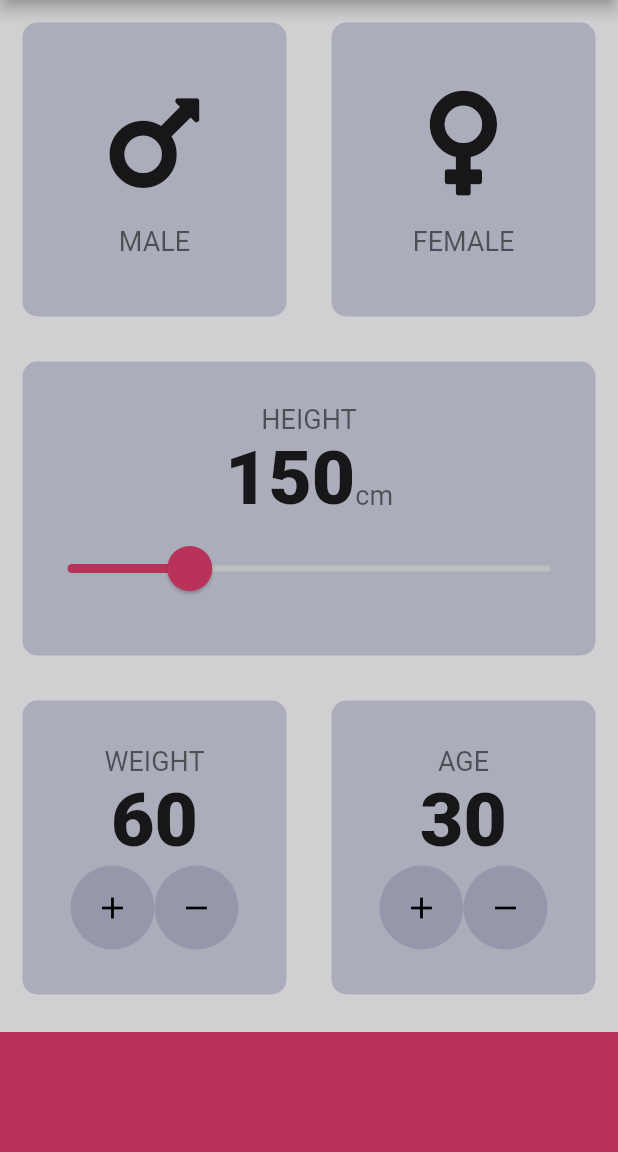
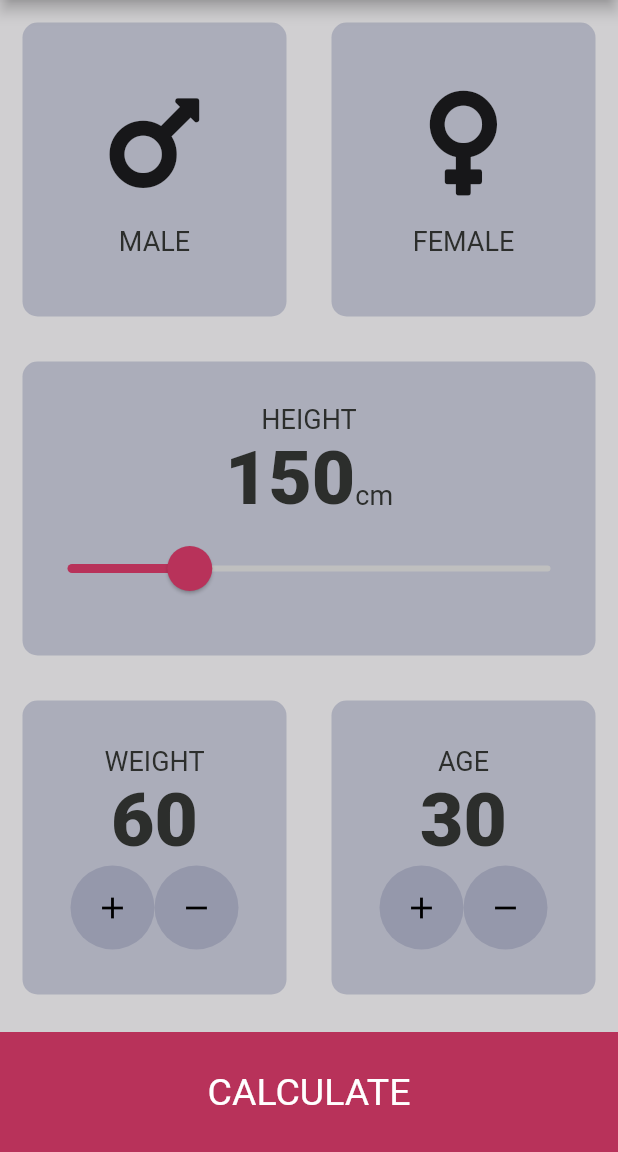
Before and after one commit to tiffany-philippi/bmi_calculator_flutter_project, a Flutter app: the screen it shows after launch, on a phone screen of 412 x 824 dp, the part 84-1236 px from its top. Run offline on Flutter 3.47's test engine with Material 2 defaults, Android fonts, the phone set to English and light mode, and no system bars; our stand-ins replace font_awesome_flutter.

```diff
--- /dev/null
+++ b/lib/components/bottom_button.dart
@@ -0,0 +1,29 @@
+import 'package:bmi_calculator_flutter_project/screens/result_page.dart';
+import 'package:flutter/material.dart';
+import '../variables/constants.dart';
+
+class BottomButton extends StatelessWidget {
+  BottomButton({required this.text});
+
+  final String text;
+
+  @override
+  Widget build(BuildContext context) {
+    return GestureDetector(
+      child: Container(
+        margin: const EdgeInsets.only(
+          top: kBorderRadiusCard,
+        ),
+        width: double.infinity,
+        height: kLargeSize,
+        color: kAccentColour,
+        child: Center(
+          child: Text(
+            text,
+            style: kTextLargeButtonStyle,
+          ),
+        ),
+      ),
+    );
+  }
+}
--- a/lib/icon_content.dart
+++ b/lib/components/icon_content.dart
@@ -1,5 +1,5 @@
 import 'package:flutter/material.dart';
-import 'constants.dart';
+import '../variables/constants.dart';
 
 class IconContent extends StatelessWidget {
   IconContent({required this.iconWidget, required this.textString});
@@ -12,7 +12,7 @@ class IconContent extends StatelessWidget {
     return Column(
       mainAxisAlignment: MainAxisAlignment.center,
       children: <Widget>[
-        Icon(iconWidget, size: kSizeIcon),
+        Icon(iconWidget, size: kLargeSize),
         const SizedBox(
           height: kSpaceBetween,
         ),
--- a/lib/reusable_card.dart
+++ b/lib/components/reusable_card.dart
@@ -1,5 +1,5 @@
 import 'package:flutter/material.dart';
-import 'constants.dart';
+import '../variables/constants.dart';
 
 class ReusableCard extends StatelessWidget {
   ReusableCard(
--- a/lib/round_icon_button.dart
+++ b/lib/components/round_icon_button.dart
@@ -1,5 +1,5 @@
 import 'package:flutter/material.dart';
-import 'constants.dart';
+import '../variables/constants.dart';
 
 class RoundIconButton extends StatelessWidget {
   RoundIconButton({required this.icon, required this.changeValue});
--- a/lib/constants.dart
+++ /dev/null
@@ -1,16 +0,0 @@
-import 'package:flutter/material.dart';
-
-const kBorderRadiusCard = 10.0;
-const kSizeIcon = 80.0;
-const kSpaceBetween = 15.0;
-
-const Color kSecondaryColour = Color(0XFFabadba);
-const Color kSecondaryColourTransparency = Color(0XFF9598ab);
-const Color kAccentColour = Color(0XFFb8325a);
-const Color kAccentColourTransparency = Color(0x29EB1555);
-const Color kActiveButtonColour = Color(0XFF9799a6);
-const Color kGreyColour400 = Color(0XFFbfbfbf);
-
-const kTextStringStyle = TextStyle(color: Colors.black54, fontSize: 18.0);
-const kTextStringLargeStyle =
-    TextStyle(fontSize: 50.0, fontWeight: FontWeight.w900);
--- a/lib/main.dart
+++ b/lib/main.dart
@@ -1,5 +1,8 @@
-import 'package:bmi_calculator_flutter_project/input_page.dart';
+import 'package:bmi_calculator_flutter_project/screens/input_page.dart';
+import 'package:bmi_calculator_flutter_project/screens/result_page.dart';
 import 'package:flutter/material.dart';
+
+import 'variables/constants.dart';
 
 void main() => runApp(const BMICalculator());
 
@@ -9,12 +12,13 @@ class BMICalculator extends StatelessWidget {
   @override
   Widget build(BuildContext context) {
     return MaterialApp(
+      home: InputPage(),
       theme: ThemeData.light().copyWith(
           scaffoldBackgroundColor: const Color(0XFFd0cfd1),
           colorScheme: ColorScheme.fromSwatch().copyWith(
+              primaryVariant: kBlack,
               secondary: const Color(0XFF564769),
               primary: const Color(0XFF564769))),
-      home: InputPage(),
     );
   }
 }
--- a/lib/input_page.dart
+++ b/lib/screens/input_page.dart
@@ -1,10 +1,13 @@
-import 'package:bmi_calculator_flutter_project/gender_enum.dart';
-import 'package:bmi_calculator_flutter_project/round_icon_button.dart';
+import 'package:bmi_calculator_flutter_project/components/bottom_button.dart';
+import 'package:bmi_calculator_flutter_project/components/calculator_brain.dart';
+import 'package:bmi_calculator_flutter_project/variables/gender_enum.dart';
+import 'package:bmi_calculator_flutter_project/screens/result_page.dart';
+import 'package:bmi_calculator_flutter_project/components/round_icon_button.dart';
 import 'package:flutter/material.dart';
 import 'package:font_awesome_flutter/font_awesome_flutter.dart';
-import 'reusable_card.dart';
-import 'icon_content.dart';
-import 'constants.dart';
+import '../components/reusable_card.dart';
+import '../components/icon_content.dart';
+import '../variables/constants.dart';
 
 Gender selectedGender = Gender.none;
 int heightValue = 150;
@@ -58,7 +61,6 @@ class _InputPageState extends State<InputPage> {
             ),
           ),
           Expanded(
-            child: Expanded(
             child: ReusableCard(
               onPress: () {},
               colour: kSecondaryColour,
@@ -92,8 +94,8 @@ class _InputPageState extends State<InputPage> {
                         overlayColor: kAccentColourTransparency,
                         thumbShape: const RoundSliderThumbShape(
                             enabledThumbRadius: 15.0),
-                          overlayShape: const RoundSliderOverlayShape(
-                              overlayRadius: 30.0)),
+                        overlayShape:
+                            const RoundSliderOverlayShape(overlayRadius: 30.0)),
                     child: Slider(
                       value: heightValue.toDouble(),
                       min: 120,
@@ -107,7 +109,6 @@ class _InputPageState extends State<InputPage> {
                     ),
                   )
                 ],
-                ),
               ),
             ),
           ),
@@ -180,11 +181,21 @@ class _InputPageState extends State<InputPage> {
               ],
             ),
           ),
-          Container(
-            margin: const EdgeInsets.only(top: 10.0),
-            width: double.infinity,
-            height: 80.0,
-            color: kAccentColour,
+          GestureDetector(
+            child: BottomButton(text: 'CALCULATE'),
+            onTap: () {
+              CalculatorBrain calculator =
+                  CalculatorBrain(height: heightValue, weight: weightValue);
+              Navigator.push(
+                  context,
+                  MaterialPageRoute(
+                    builder: (context) => ResultPage(
+                      bmiResult: calculator.calculateBMI(),
+                      resultText: calculator.getResult(),
+                      interpretation: calculator.getInterpretation(),
+                    ),
+                  ));
+            },
           )
         ],
       ),
--- /dev/null
+++ b/lib/variables/constants.dart
@@ -0,0 +1,32 @@
+import 'package:flutter/cupertino.dart';
+import 'package:flutter/material.dart';
+
+const kBorderRadiusCard = 10.0;
+const kLargeSize = 80.0;
+const kSpaceBetween = 15.0;
+
+const Color kSecondaryColour = Color(0XFFabadba);
+const Color kSecondaryColourTransparency = Color(0XFF9598ab);
+const Color kAccentColour = Color(0XFFb8325a);
+const Color kAccentColourTransparency = Color(0x29EB1555);
+const Color kActiveButtonColour = Color(0XFF9799a6);
+const Color kGreyColour400 = Color(0XFFbfbfbf);
+const Color kGreyColour600 = Color(0XFF6b736b);
+const Color kBlack = Color(0XFF2c2e2c);
+const Color kGreen = Color(0XFF259c5b);
+
+const kTextStringStyle = TextStyle(color: kBlack, fontSize: 18.0);
+const kTextLargeButtonStyle = TextStyle(color: Colors.white, fontSize: 25.0);
+const kTextStringLargeStyle =
+    TextStyle(fontSize: 50.0, color: kBlack, fontWeight: FontWeight.w900);
+const kTitleLargeStyle =
+    TextStyle(fontSize: 50.0, color: kBlack, fontWeight: FontWeight.bold);
+const kResultLabelStyle =
+    TextStyle(fontSize: 22.0, color: kGreen, fontWeight: FontWeight.bold);
+const kResultNumberStyle =
+    TextStyle(fontSize: 100.0, color: kBlack, fontWeight: FontWeight.bold);
+const kAverageBMIStyle = TextStyle(
+    fontSize: 18.0, color: Colors.black38, fontWeight: FontWeight.bold);
+const kMessageResultStyle = TextStyle(
+  fontSize: 22.0,
+);
```
Also changed, not shown: lib/components/calculator_brain.dart (added, +34 -0 lines), lib/screens/result_page.dart (added, +83 -0 lines), lib/variables/gender_enum.dart (renamed from lib/gender_enum.dart). Lines whose indentation alone changed are shown as unchanged.
